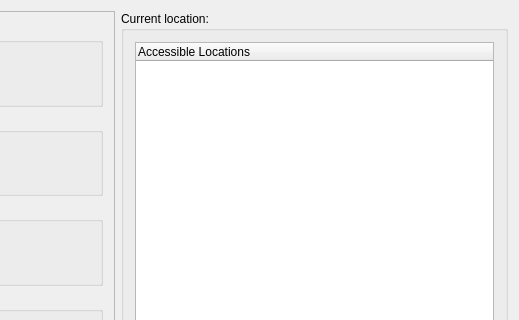
Old version of the form randovania/gui/tracker_window.ui in the repository randovania/randovania; both pictures show x 283 to 802 and y 0 to 320 of the 802 by 488 pixel window.
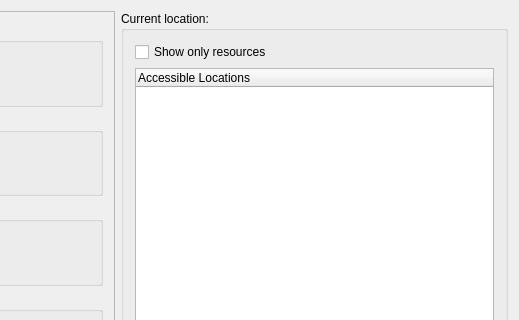
New version of the form.

Commit message: Add a checkbox to only show resources

Patch:
```diff
--- a/randovania/gui/tracker_window.ui
+++ b/randovania/gui/tracker_window.ui
@@ -27,6 +27,13 @@
        <string>Current location: </string>
       </property>
       <layout class="QVBoxLayout" name="verticalLayout_2">
+       <item>
+        <widget class="QCheckBox" name="resource_filter_check">
+         <property name="text">
+          <string>Show only resources</string>
+         </property>
+        </widget>
+       </item>
        <item>
         <widget class="QTreeWidget" name="possible_locations_tree">
          <column>
```
The commit also changes 1 other file.
